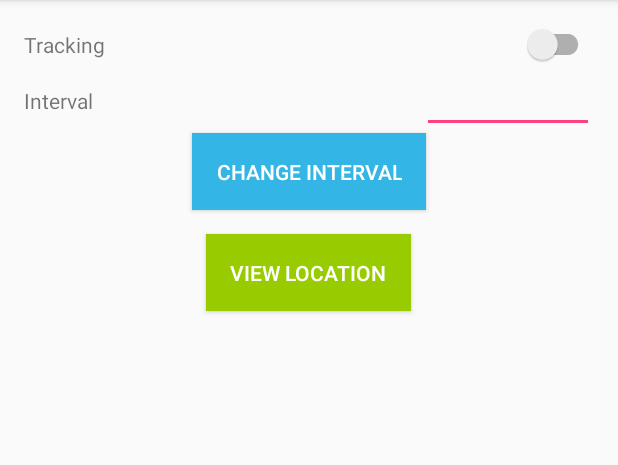
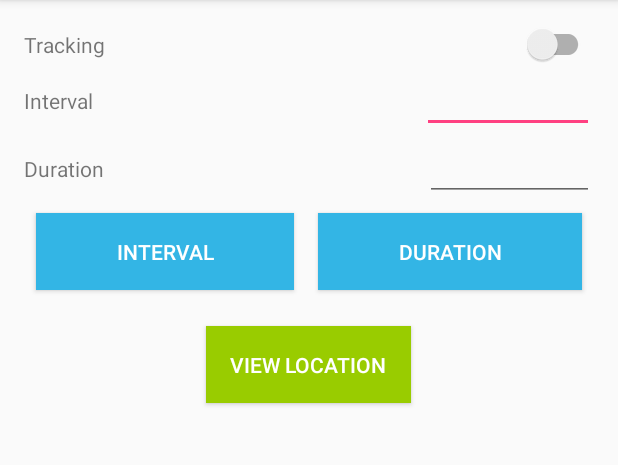
Before and after one commit to vijayakumar52/Location-Viewer, an Android app: the screen it shows after launch (MainActivity), on a phone screen of 412 x 824 dp, the part 84-549 px from its top. Run offline under Robolectric (Android 15) with nearby library versions, the phone set to English and light mode, and no system bars; our stand-ins replace Firebase (no records; nobody signed in at launch, a user with empty details on screens opened directly).

Commit message:
Duration added

```diff
--- a/app/src/main/java/com/vijay/locationviewer/MainActivity.java
+++ b/app/src/main/java/com/vijay/locationviewer/MainActivity.java
@@ -22,12 +22,15 @@ public class MainActivity extends AppCompatActivity implements ValueEventListene
     private final String TAG = MainActivity.class.getSimpleName();
     SwitchCompat switchCompat;
     AppCompatEditText intervalBox;
+    AppCompatEditText durationBox;
     Button changeIntervalButton;
+    Button changeDuration;
     Button viewLocation;
     NetworkManager networkManager;
 
     DatabaseReference toggleReference;
     DatabaseReference timeIntervalReference;
+    DatabaseReference durationReference;
     DatabaseReference deviceTokenReference;
     AsyncTaskListener firebaseCallback = new AsyncTaskListener() {
         @Override
@@ -63,7 +66,9 @@ public class MainActivity extends AppCompatActivity implements ValueEventListene
         setContentView(R.layout.activity_main);
         switchCompat = findViewById(R.id.tracking_switch);
         intervalBox = findViewById(R.id.interval_box);
+        durationBox = findViewById(R.id.duration_box);
         changeIntervalButton = findViewById(R.id.change_interval);
+        changeDuration = findViewById(R.id.change_duration);
         viewLocation = findViewById(R.id.view_location);
 
 
@@ -102,6 +107,28 @@ public class MainActivity extends AppCompatActivity implements ValueEventListene
             }
         });
 
+        changeDuration.setOnClickListener(new View.OnClickListener() {
+            @Override
+            public void onClick(View view) {
+                String text = durationBox.getText().toString();
+                Long timeInMillis = null;
+                try {
+                    timeInMillis = Long.parseLong(text);
+                } catch (NumberFormatException e) {
+                    ToastUtils.showToast(MainActivity.this, getResources().getString(R.string.toast_no_format_exception));
+                }
+                if (timeInMillis != null) {
+                    try {
+                        if (networkManager != null) {
+                            networkManager.setDuration(timeInMillis, firebaseCallback);
+                        }
+                    } catch (JSONException e) {
+                        e.printStackTrace();
+                    }
+                }
+            }
+        });
+
         viewLocation.setOnClickListener(new View.OnClickListener() {
             @Override
             public void onClick(View v) {
@@ -115,8 +142,11 @@ public class MainActivity extends AppCompatActivity implements ValueEventListene
         toggleReference = database.getReference(Constants.TRACKING_STATUS);
         toggleReference.addValueEventListener(this);
 
-        timeIntervalReference = database.getReference(Constants.ALARM_INTERVAL);
+        timeIntervalReference = database.getReference(Constants.TRACKING_INFO).child((Constants.ALARM_INTERVAL));
         timeIntervalReference.addValueEventListener(this);
+
+        durationReference = database.getReference(Constants.TRACKING_INFO).child(Constants.DURATION);
+        durationReference.addValueEventListener(this);
 
         deviceTokenReference = database.getReference(Constants.DEVICE_TOKEN);
         deviceTokenReference.addValueEventListener(this);
@@ -142,6 +172,11 @@ public class MainActivity extends AppCompatActivity implements ValueEventListene
             if (timeInterval != null) {
                 intervalBox.setText(String.valueOf(timeInterval));
             }
+        } else if (Constants.DURATION.equals(key)) {
+            Long timeInterval = dataSnapshot.getValue(Long.class);
+            if (timeInterval != null) {
+                durationBox.setText(String.valueOf(timeInterval));
+            }
         } else if (Constants.DEVICE_TOKEN.equals(key)) {
             String token = dataSnapshot.getValue(String.class);
             if(token != null && !"".equals(token)) {
@@ -163,6 +198,7 @@ public class MainActivity extends AppCompatActivity implements ValueEventListene
         toggleReference.removeEventListener(this);
         timeIntervalReference.removeEventListener(this);
         deviceTokenReference.removeEventListener(this);
+        durationReference.removeEventListener(this);
 
         Logger.d(TAG, "Firebase event listeners removed");
     }
--- a/app/src/main/java/com/vijay/locationviewer/NetworkManager.java
+++ b/app/src/main/java/com/vijay/locationviewer/NetworkManager.java
@@ -56,4 +56,18 @@ public class NetworkManager {
         networkManager.execute();
     }
 
+    public void setDuration(Long timeInMillis, AsyncTaskListener listener) throws JSONException {
+        String url = "https://fcm.googleapis.com/fcm/send";
+
+        HashMap<String, String> header = getDefaultHeader();
+
+        JSONObject msgData = new JSONObject();
+        msgData.put(Constants.NOTIFICATION_DURATION, String.valueOf(timeInMillis));
+
+        JSONObject postParams = getDefaultNotificationContent(msgData);
+
+        NetworkRequest networkManager = new NetworkRequest(url, header, postParams.toString(), listener);
+        networkManager.execute();
+    }
+
 }
--- a/app/src/main/res/layout/activity_main.xml
+++ b/app/src/main/res/layout/activity_main.xml
@@ -17,9 +17,9 @@
             android:text="@string/ui_tracking" />
 
         <android.support.v7.widget.SwitchCompat
+            android:id="@+id/tracking_switch"
             android:layout_width="wrap_content"
             android:layout_height="wrap_content"
-            android:id="@+id/tracking_switch"
             android:layout_weight="0.3" />
     </LinearLayout>
 
@@ -36,36 +36,75 @@
             android:text="@string/ui_interval" />
 
         <android.support.v7.widget.AppCompatEditText
+            android:id="@+id/interval_box"
             android:layout_width="wrap_content"
             android:layout_height="wrap_content"
-            android:id="@+id/interval_box"
             android:layout_weight="0.3" />
 
     </LinearLayout>
 
+    <LinearLayout
+        android:layout_width="match_parent"
+        android:layout_height="wrap_content"
+        android:weightSum="1">
+
+        <TextView
+            android:layout_width="wrap_content"
+            android:layout_height="wrap_content"
+            android:layout_weight="0.7"
+            android:text="@string/ui_duration" />
+
+        <android.support.v7.widget.AppCompatEditText
+            android:id="@+id/duration_box"
+            android:layout_width="wrap_content"
+            android:layout_height="wrap_content"
+            android:layout_weight="0.3" />
+
+    </LinearLayout>
+
+    <LinearLayout
+        android:layout_width="match_parent"
+        android:layout_height="wrap_content"
+        android:gravity="center"
+        android:weightSum="1">
+
+        <Button
+            android:id="@+id/change_interval"
+            android:layout_width="wrap_content"
+            android:layout_height="wrap_content"
+            android:padding="16dp"
+            android:layout_margin="8dp"
+            android:layout_weight="0.5"
+            android:textAlignment="center"
+            android:background="@android:color/holo_blue_light"
+            android:textColor="@android:color/white"
+            android:text="@string/ui_change_interval" />
+
+        <Button
+            android:id="@+id/change_duration"
+            android:layout_width="wrap_content"
+            android:layout_height="wrap_content"
+            android:padding="16dp"
+            android:layout_margin="8dp"
+            android:layout_weight="0.5"
+            android:textAlignment="center"
+            android:background="@android:color/holo_blue_light"
+            android:textColor="@android:color/white"
+            android:text="@string/ui_change_duration" />
+
+    </LinearLayout>
+
     <Button
+        android:id="@+id/view_location"
         android:layout_width="wrap_content"
         android:layout_height="wrap_content"
-        android:background="@android:color/holo_blue_light"
-        android:textColor="@android:color/white"
         android:layout_gravity="center"
+        android:layout_marginTop="16dp"
+        android:background="@android:color/holo_green_light"
+        android:gravity="center"
         android:padding="16dp"
-        android:id="@+id/change_interval"
-        android:text="@string/ui_change_interval"/>
-
-
-    <Button
-        android:layout_width="wrap_content"
-        android:layout_height="wrap_content"
-        android:background="@android:color/holo_green_light"
-        android:textColor="@android:color/white"
-        android:layout_gravity="center"
-        android:padding="16dp"
-        android:gravity="center"
-        android:layout_marginTop="16dp"
-        android:id="@+id/view_location"
         android:text="@string/ui_view_location"
-        />
+        android:textColor="@android:color/white" />
 
 
 </LinearLayout>
--- a/app/src/main/res/values/strings.xml
+++ b/app/src/main/res/values/strings.xml
@@ -6,7 +6,7 @@
     <string name="notification_failed">Unable to send notification!</string>
     <string name="notification_error">Error occurred while sending notification</string>
     <string name="response_null">Response null</string>
-    <string name="ui_change_interval">Change interval</string>
+    <string name="ui_change_interval">Interval</string>
     <string name="toast_no_format_exception">Please enter a valid time you bitch</string>
     <string name="ui_view_location">View Location</string>
     <string name="clear_map">Clear Map</string>
@@ -16,4 +16,6 @@
     <string name="dialog_ok">OK</string>
     <string name="dialog_cancel">Cancel</string>
     <string name="toast_location_cleared">Locations cleared!</string>
+    <string name="ui_duration">Duration</string>
+    <string name="ui_change_duration">Duration</string>
 </resources>
```
